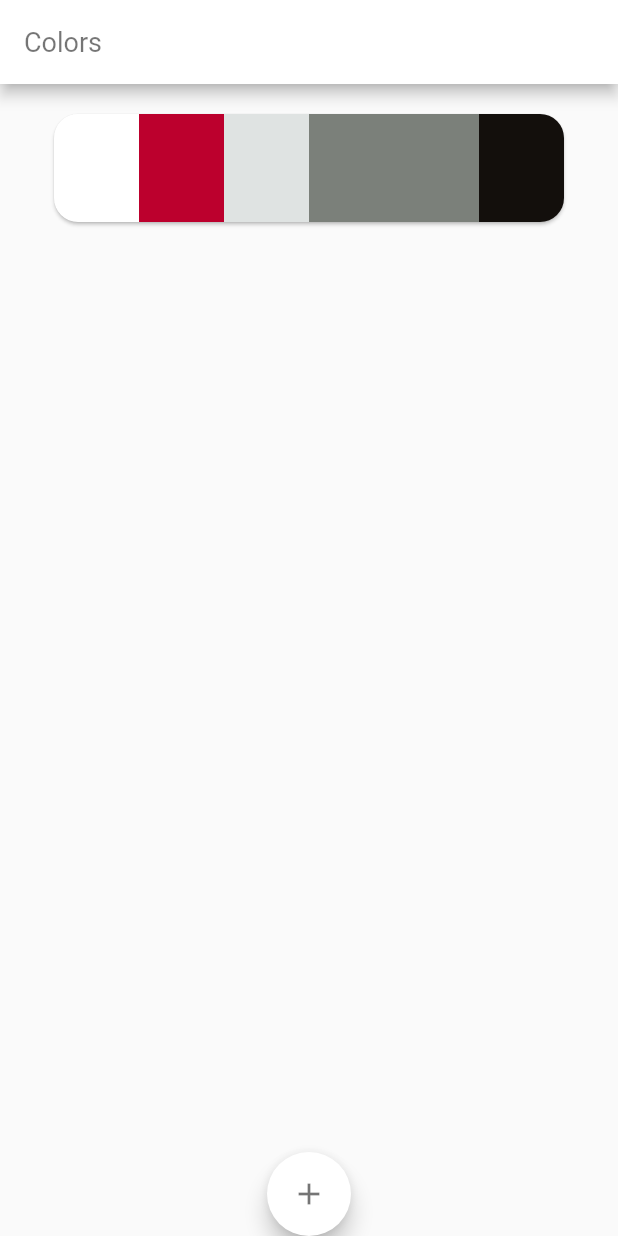
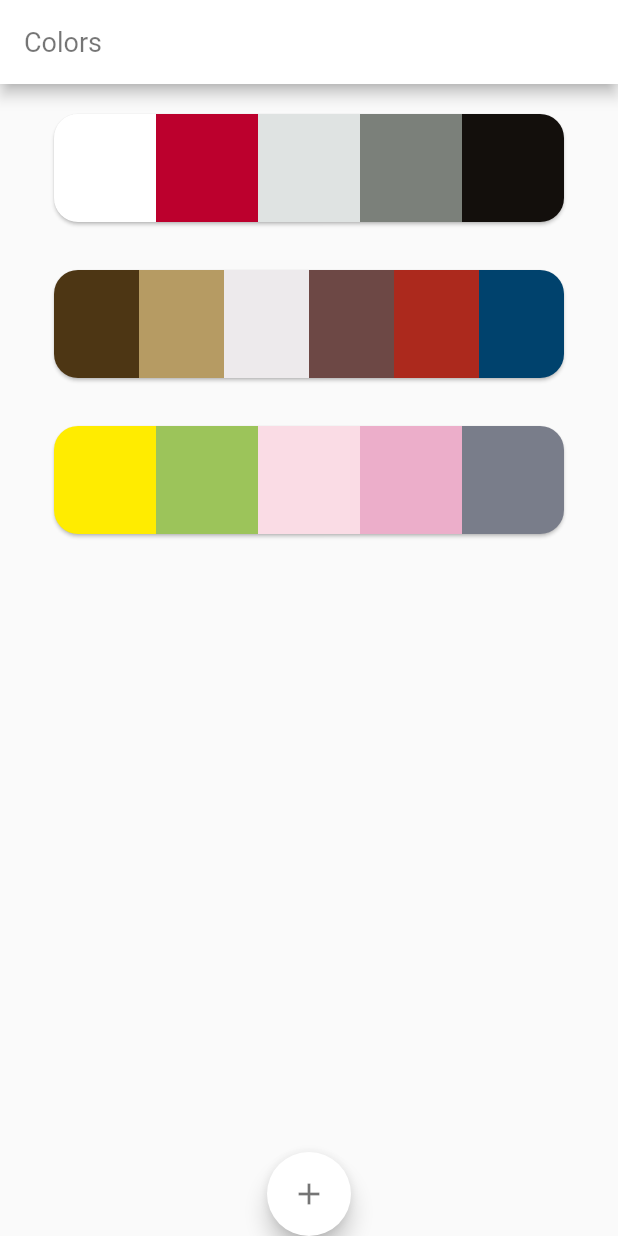
Before and after one commit to Akagire/flutter-playground, a Flutter app: the screen it shows after launch, on a phone screen of 412 x 824 dp. Run offline on Flutter 3.47's test engine with Material 2 defaults, Android fonts, the phone set to English and light mode, and no system bars.

Commit message:
refactor: なぜかイギリス英語でカタログとしていたのでアメリカ英語に変更。また、appで色見本が閲覧できるように修正

```diff
--- a/lib/main.dart
+++ b/lib/main.dart
@@ -2,18 +2,30 @@ import 'package:flutter/material.dart';
 import './theme/app_theme.dart';
 import './organisms/palette.dart';
 
-class MyApp extends StatefulWidget {
-  @override
-  State<MyApp> createState() => _MyAppState();
-}
-
-class _MyAppState extends State<MyApp> {
+class MyApp extends StatelessWidget {
   final colors = [
-    const Color(0xffffffff),
-    const Color(0xffbc002d),
-    const Color(0xffdfe3e2),
-    const Color(0xff7b807a),
-    const Color(0xff130f0c),
+    [
+      const Color(0xffffffff),
+      const Color(0xffbc002d),
+      const Color(0xffdfe3e2),
+      const Color(0xff7b807a),
+      const Color(0xff130f0c),
+    ],
+    [
+      const Color(0xff4d3614),
+      const Color(0xffb69b63),
+      const Color(0xffedeaec),
+      const Color(0xff6d4845),
+      const Color(0xffac291d),
+      const Color(0xff00426d),
+    ],
+    [
+      const Color(0xffffec00),
+      const Color(0xff9cc45a),
+      const Color(0xfffadce5),
+      const Color(0xffecaeca),
+      const Color(0xff797d8a),
+    ],
   ];
 
   @override
@@ -29,7 +41,9 @@ class _MyAppState extends State<MyApp> {
         body: ListView(
           children: [
             Column(crossAxisAlignment: CrossAxisAlignment.stretch, children: [
-              Palette(title: 'Sample', colors: colors),
+              Palette(title: 'Sample', colors: colors[0]),
+              Palette(title: 'Sample', colors: colors[1]),
+              Palette(title: 'Sample', colors: colors[2]),
             ]),
           ],
         ),
--- a/lib/organisms/palette.dart
+++ b/lib/organisms/palette.dart
@@ -1,20 +1,22 @@
 import 'package:flutter/material.dart';
 
-class Catalogue extends StatefulWidget {
+class Catalog extends StatefulWidget {
   final bool selected;
   final Color color;
 
-  const Catalogue({Key? key, this.selected = false, required this.color})
+  const Catalog({Key? key, this.selected = false, required this.color})
       : super(key: key);
 
   @override
-  State<Catalogue> createState() => _CatalogueState();
+  State<Catalog> createState() => _CatalogState();
 }
 
-class _CatalogueState extends State<Catalogue> {
+class _CatalogState extends State<Catalog> {
   @override
   Widget build(BuildContext context) {
-    return Container(color: widget.color);
+    return Container(
+      color: widget.color,
+    );
   }
 }
 
@@ -33,7 +35,7 @@ class Palette extends StatefulWidget {
 }
 
 class _PaletteState extends State<Palette> {
-  int _selectedIndex = 3;
+  int _selectedIndex = -1;
 
   List<Widget> _paletteBuilder(List<Color> colors) {
     final List<Widget> builtColors = [];
@@ -47,7 +49,7 @@ class _PaletteState extends State<Palette> {
               _selectedIndex = index;
             });
           },
-          child: Catalogue(color: value),
+          child: Catalog(color: value),
         ),
       ));
     });
```
